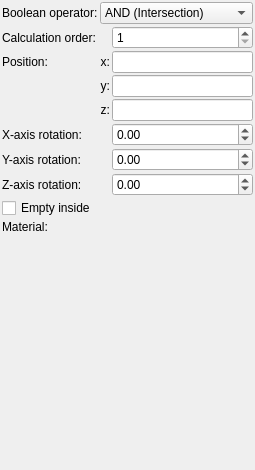
Old version of the form mandelbulber2/formula/ui/primitive_plane.ui in the repository buddhi1980/mandelbulber2.
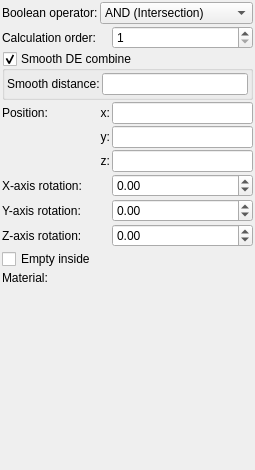
New version of the form. Custom widgets are drawn as their Qt base class.

Commit message: Implemented smooth DE combine for primitives in CPU code

Patch:
```diff
--- a/mandelbulber2/formula/ui/primitive_plane.ui
+++ b/mandelbulber2/formula/ui/primitive_plane.ui
@@ -34,114 +34,79 @@
      <property name="spacing">
       <number>2</number>
      </property>
-     <item row="9" column="0">
-      <widget class="QLabel" name="label_20">
-       <property name="text">
-        <string>Material:</string>
-       </property>
-      </widget>
-     </item>
-     <item row="5" column="0">
+     <item row="6" column="0">
       <widget class="QLabel" name="label_8">
        <property name="text">
         <string>X-axis rotation:</string>
        </property>
       </widget>
      </item>
-     <item row="3" column="1">
-      <widget class="QLabel" name="label_12">
+     <item row="0" column="0">
+      <widget class="QLabel" name="label_21">
        <property name="text">
-        <string>y:</string>
+        <string>Boolean operator:</string>
        </property>
-       <property name="alignment">
-        <set>Qt::AlignRight|Qt::AlignTrailing|Qt::AlignVCenter</set>
+       <property name="wordWrap">
+        <bool>true</bool>
        </property>
       </widget>
      </item>
-     <item row="4" column="1">
-      <widget class="QLabel" name="label_13">
-       <property name="text">
-        <string>z:</string>
-       </property>
-       <property name="alignment">
-        <set>Qt::AlignRight|Qt::AlignTrailing|Qt::AlignVCenter</set>
-       </property>
-      </widget>
-     </item>
-     <item row="4" column="2">
-      <widget class="MyLineEdit" name="vect3_position_z">
+     <item row="10" column="1" colspan="2">
+      <widget class="cMaterialSelector" name="materialselector_material_id" native="true">
        <property name="sizePolicy">
-        <sizepolicy hsizetype="Expanding" vsizetype="Maximum">
+        <sizepolicy hsizetype="Preferred" vsizetype="Minimum">
          <horstretch>0</horstretch>
          <verstretch>0</verstretch>
         </sizepolicy>
        </property>
       </widget>
      </item>
-     <item row="6" column="2">
-      <widget class="MyDoubleSpinBox" name="spinboxd3_rotation_y">
-       <property name="sizePolicy">
-        <sizepolicy hsizetype="Minimum" vsizetype="Maximum">
-         <horstretch>0</horstretch>
-         <verstretch>0</verstretch>
-        </sizepolicy>
-       </property>
-       <property name="prefix">
-        <string/>
-       </property>
-       <property name="suffix">
-        <string/>
-       </property>
-       <property name="decimals">
-        <number>2</number>
-       </property>
-       <property name="minimum">
-        <double>-36000.000000000000000</double>
-       </property>
-       <property name="maximum">
-        <double>36000.000000000000000</double>
-       </property>
-       <property name="singleStep">
-        <double>0.100000000000000</double>
-       </property>
-      </widget>
-     </item>
-     <item row="5" column="2">
-      <widget class="MyDoubleSpinBox" name="spinboxd3_rotation_x">
-       <property name="sizePolicy">
-        <sizepolicy hsizetype="Minimum" vsizetype="Maximum">
-         <horstretch>0</horstretch>
-         <verstretch>0</verstretch>
-        </sizepolicy>
-       </property>
-       <property name="prefix">
-        <string/>
-       </property>
-       <property name="suffix">
-        <string/>
-       </property>
-       <property name="decimals">
-        <number>2</number>
-       </property>
-       <property name="minimum">
-        <double>-36000.000000000000000</double>
-       </property>
-       <property name="maximum">
-        <double>36000.000000000000000</double>
-       </property>
-       <property name="singleStep">
-        <double>0.100000000000000</double>
-       </property>
-      </widget>
-     </item>
      <item row="7" column="0">
-      <widget class="QLabel" name="label_15">
+      <widget class="QLabel" name="label_9">
        <property name="text">
-        <string>Z-axis rotation:</string>
+        <string>Y-axis rotation:</string>
        </property>
       </widget>
      </item>
      <item row="3" column="2">
+      <widget class="MyLineEdit" name="vect3_position_x">
+       <property name="sizePolicy">
+        <sizepolicy hsizetype="Expanding" vsizetype="Maximum">
+         <horstretch>0</horstretch>
+         <verstretch>0</verstretch>
+        </sizepolicy>
+       </property>
+      </widget>
+     </item>
+     <item row="6" column="2">
+      <widget class="MyDoubleSpinBox" name="spinboxd3_rotation_x">
+       <property name="sizePolicy">
+        <sizepolicy hsizetype="Minimum" vsizetype="Maximum">
+         <horstretch>0</horstretch>
+         <verstretch>0</verstretch>
+        </sizepolicy>
+       </property>
+       <property name="prefix">
+        <string/>
+       </property>
+       <property name="suffix">
+        <string/>
+       </property>
+       <property name="decimals">
+        <number>2</number>
+       </property>
+       <property name="minimum">
+        <double>-36000.000000000000000</double>
+       </property>
+       <property name="maximum">
+        <double>36000.000000000000000</double>
+       </property>
+       <property name="singleStep">
+        <double>0.100000000000000</double>
+       </property>
+      </widget>
+     </item>
+     <item row="4" column="2">
       <widget class="MyLineEdit" name="vect3_position_y">
        <property name="sizePolicy">
         <sizepolicy hsizetype="Expanding" vsizetype="Maximum">
@@ -151,7 +116,7 @@
        </property>
       </widget>
      </item>
-     <item row="7" column="2">
+     <item row="8" column="2">
       <widget class="MyDoubleSpinBox" name="spinboxd3_rotation_z">
        <property name="sizePolicy">
         <sizepolicy hsizetype="Minimum" vsizetype="Maximum">
@@ -179,67 +144,13 @@
        </property>
       </widget>
      </item>
-     <item row="2" column="2">
-      <widget class="MyLineEdit" name="vect3_position_x">
-       <property name="sizePolicy">
-        <sizepolicy hsizetype="Expanding" vsizetype="Maximum">
-         <horstretch>0</horstretch>
-         <verstretch>0</verstretch>
-        </sizepolicy>
-       </property>
-      </widget>
-     </item>
-     <item row="9" column="1" colspan="2">
-      <widget class="cMaterialSelector" name="materialselector_material_id" native="true">
-       <property name="sizePolicy">
-        <sizepolicy hsizetype="Preferred" vsizetype="Minimum">
-         <horstretch>0</horstretch>
-         <verstretch>0</verstretch>
-        </sizepolicy>
-       </property>
-      </widget>
-     </item>
-     <item row="2" column="0">
-      <widget class="QLabel" name="label_10">
-       <property name="text">
-        <string>Position:</string>
-       </property>
-      </widget>
-     </item>
-     <item row="8" column="0" colspan="3">
+     <item row="9" column="0" colspan="3">
       <widget class="MyCheckBox" name="checkBox_empty">
        <property name="text">
         <string>Empty inside</string>
        </property>
       </widget>
      </item>
-     <item row="2" column="1">
-      <widget class="QLabel" name="label_11">
-       <property name="text">
-        <string>x:</string>
-       </property>
-       <property name="alignment">
-        <set>Qt::AlignRight|Qt::AlignTrailing|Qt::AlignVCenter</set>
-       </property>
-      </widget>
-     </item>
-     <item row="6" column="0">
-      <widget class="QLabel" name="label_9">
-       <property name="text">
-        <string>Y-axis rotation:</string>
-       </property>
-      </widget>
-     </item>
-     <item row="0" column="0">
-      <widget class="QLabel" name="label_21">
-       <property name="text">
-        <string>Boolean operator:</string>
-       </property>
-       <property name="wordWrap">
-        <bool>true</bool>
-       </property>
-      </widget>
-     </item>
      <item row="0" column="1" colspan="2">
       <widget class="MyComboBox" name="comboBox_boolean_operator">
        <property name="sizePolicy">
@@ -270,6 +181,88 @@
        </item>
       </widget>
      </item>
+     <item row="4" column="1">
+      <widget class="QLabel" name="label_12">
+       <property name="text">
+        <string>y:</string>
+       </property>
+       <property name="alignment">
+        <set>Qt::AlignRight|Qt::AlignTrailing|Qt::AlignVCenter</set>
+       </property>
+      </widget>
+     </item>
+     <item row="8" column="0">
+      <widget class="QLabel" name="label_15">
+       <property name="text">
+        <string>Z-axis rotation:</string>
+       </property>
+      </widget>
+     </item>
+     <item row="5" column="2">
+      <widget class="MyLineEdit" name="vect3_position_z">
+       <property name="sizePolicy">
+        <sizepolicy hsizetype="Expanding" vsizetype="Maximum">
+         <horstretch>0</horstretch>
+         <verstretch>0</verstretch>
+        </sizepolicy>
+       </property>
+      </widget>
+     </item>
+     <item row="3" column="1">
+      <widget class="QLabel" name="label_11">
+       <property name="text">
+        <string>x:</string>
+       </property>
+       <property name="alignment">
+        <set>Qt::AlignRight|Qt::AlignTrailing|Qt::AlignVCenter</set>
+       </property>
+      </widget>
+     </item>
+     <item row="10" column="0">
+      <widget class="QLabel" name="label_20">
+       <property name="text">
+        <string>Material:</string>
+       </property>
+      </widget>
+     </item>
+     <item row="7" column="2">
+      <widget class="MyDoubleSpinBox" name="spinboxd3_rotation_y">
+       <property name="sizePolicy">
+        <sizepolicy hsizetype="Minimum" vsizetype="Maximum">
+         <horstretch>0</horstretch>
+         <verstretch>0</verstretch>
+        </sizepolicy>
+       </property>
+       <property name="prefix">
+        <string/>
+       </property>
+       <property name="suffix">
+        <string/>
+       </property>
+       <property name="decimals">
+        <number>2</number>
+       </property>
+       <property name="minimum">
+        <double>-36000.000000000000000</double>
+       </property>
+       <property name="maximum">
+        <double>36000.000000000000000</double>
+       </property>
+       <property name="singleStep">
+        <double>0.100000000000000</double>
+       </property>
+      </widget>
+     </item>
+     <item row="5" column="1">
+      <widget class="QLabel" name="label_13">
+       <property name="text">
+        <string>z:</string>
+       </property>
+       <property name="alignment">
+        <set>Qt::AlignRight|Qt::AlignTrailing|Qt::AlignVCenter</set>
+       </property>
+      </widget>
+     </item>
      <item row="1" column="0">
       <widget class="QLabel" name="label_22">
        <property name="text">
@@ -299,6 +292,60 @@
        </property>
       </widget>
      </item>
+     <item row="3" column="0">
+      <widget class="QLabel" name="label_10">
+       <property name="text">
+        <string>Position:</string>
+       </property>
+      </widget>
+     </item>
+     <item row="2" column="0" colspan="3">
+      <widget class="MyGroupBox" name="groupCheck_smooth_de_combine_enable">
+       <property name="title">
+        <string>Smooth DE combine</string>
+       </property>
+       <property name="checkable">
+        <bool>true</bool>
+       </property>
+       <layout class="QGridLayout" name="gridLayout_4">
+        <property name="leftMargin">
+         <number>2</number>
+        </property>
+        <property name="topMargin">
+         <number>2</number>
+        </property>
+        <property name="rightMargin">
+         <number>2</number>
+        </property>
+        <property name="bottomMargin">
+         <number>2</number>
+        </property>
+        <property name="spacing">
+         <number>2</number>
+        </property>
+        <item row="0" column="0">
+         <widget class="QLabel" name="label_306">
+          <property name="text">
+           <string>Smooth distance:</string>
+          </property>
+          <property name="wordWrap">
+           <bool>true</bool>
+          </property>
+         </widget>
+        </item>
+        <item row="0" column="1">
+         <widget class="MyLineEdit" name="logedit_smooth_de_combine_distance">
+          <property name="sizePolicy">
+           <sizepolicy hsizetype="Expanding" vsizetype="Maximum">
+            <horstretch>0</horstretch>
+            <verstretch>0</verstretch>
+           </sizepolicy>
+          </property>
+         </widget>
+        </item>
+       </layout>
+      </widget>
+     </item>
     </layout>
    </item>
    <item>
@@ -348,6 +395,12 @@
    <extends>QSpinBox</extends>
    <header>my_spin_box.h</header>
   </customwidget>
+  <customwidget>
+   <class>MyGroupBox</class>
+   <extends>QGroupBox</extends>
+   <header>my_group_box.h</header>
+   <container>1</container>
+  </customwidget>
  </customwidgets>
  <tabstops>
   <tabstop>vect3_position_x</tabstop>
```
The commit also changes 12 other files.
